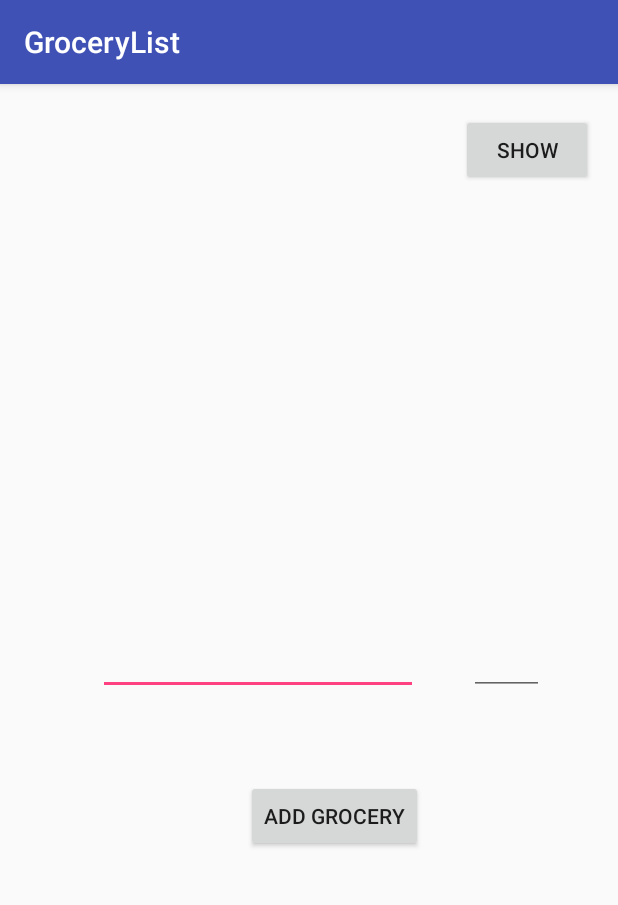
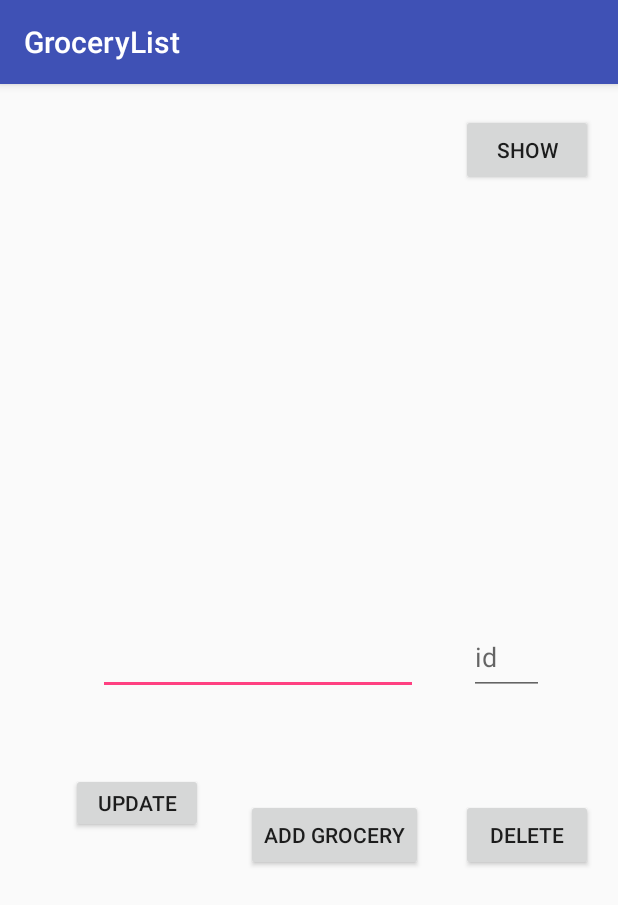
Before and after one commit to dynamicallocation/GroceryList, an Android app: the screen it shows after launch (MainActivity), on a phone screen of 412 x 824 dp. Shown: the top 905 px of the screen. Run offline under Robolectric (Android 15) with nearby library versions, the phone set to English and light mode, and no system bars.

```diff
--- a/app/src/main/AndroidManifest.xml
+++ b/app/src/main/AndroidManifest.xml
@@ -16,6 +16,7 @@
                 <category android:name="android.intent.category.LAUNCHER" />
             </intent-filter>
         </activity>
+        <activity android:name=".ListData" />
 
     </application>
 
--- a/app/src/main/res/layout/activity_main.xml
+++ b/app/src/main/res/layout/activity_main.xml
@@ -25,20 +25,20 @@
 
     <Button
         android:id="@+id/inputGrocery"
-        android:onClick="submitGrocery"
         android:layout_width="wrap_content"
         android:layout_height="wrap_content"
         android:layout_marginBottom="8dp"
         android:layout_marginEnd="8dp"
         android:layout_marginStart="8dp"
         android:layout_marginTop="8dp"
+        android:onClick="submitGrocery"
         android:text="Add Grocery"
         app:layout_constraintBottom_toBottomOf="parent"
         app:layout_constraintEnd_toEndOf="parent"
         app:layout_constraintHorizontal_bias="0.561"
         app:layout_constraintStart_toStartOf="parent"
         app:layout_constraintTop_toTopOf="parent"
-        app:layout_constraintVertical_bias="0.648" />
+        app:layout_constraintVertical_bias="0.666" />
 
     <Button
         android:id="@+id/button2"
@@ -60,15 +60,16 @@
         app:layout_constraintVertical_bias="0.017" />
 
     <EditText
-        android:id="@+id/quantityInput"
+        android:id="@+id/idInput"
         android:layout_width="50dp"
         android:layout_height="50dp"
         android:layout_marginBottom="8dp"
-
+        android:onClick="updateList"
         android:layout_marginEnd="8dp"
         android:layout_marginStart="8dp"
         android:layout_marginTop="8dp"
         android:ems="10"
+        android:hint="id"
         android:inputType="textPersonName"
         app:layout_constraintBottom_toBottomOf="parent"
         app:layout_constraintEnd_toEndOf="parent"
@@ -77,4 +78,38 @@
         app:layout_constraintTop_toTopOf="parent"
         app:layout_constraintVertical_bias="0.498" />
 
+    <Button
+        android:id="@+id/button"
+        android:layout_width="wrap_content"
+        android:layout_height="40dp"
+        android:layout_marginBottom="8dp"
+        android:layout_marginEnd="8dp"
+        android:layout_marginStart="8dp"
+        android:layout_marginTop="72dp"
+        android:onClick="updateList"
+        android:text="Update"
+        app:layout_constraintBottom_toBottomOf="parent"
+        app:layout_constraintEnd_toEndOf="parent"
+        app:layout_constraintHorizontal_bias="0.128"
+        app:layout_constraintStart_toStartOf="parent"
+        app:layout_constraintTop_toTopOf="parent"
+        app:layout_constraintVertical_bias="0.598" />
+
+    <Button
+        android:id="@+id/button3"
+        android:layout_width="wrap_content"
+        android:layout_height="wrap_content"
+        android:layout_marginBottom="8dp"
+        android:layout_marginEnd="8dp"
+        android:layout_marginStart="8dp"
+        android:layout_marginTop="8dp"
+        android:text="Delete"
+        android:onClick="removeRecord"
+        app:layout_constraintBottom_toBottomOf="parent"
+        app:layout_constraintEnd_toEndOf="parent"
+        app:layout_constraintHorizontal_bias="0.971"
+        app:layout_constraintStart_toStartOf="parent"
+        app:layout_constraintTop_toTopOf="parent"
+        app:layout_constraintVertical_bias="0.666" />
+
 </android.support.constraint.ConstraintLayout>
```
Also changed, not shown: app/src/main/java/com/example/ikavanagh/grocerylist/DatabaseHelper.java (+21 -0 lines), app/src/main/java/com/example/ikavanagh/grocerylist/Grocery.java (+12 -3 lines), app/src/main/java/com/example/ikavanagh/grocerylist/ListData.java (added, +39 -0 lines), app/src/main/java/com/example/ikavanagh/grocerylist/MainActivity.java (+70 -21 lines).
